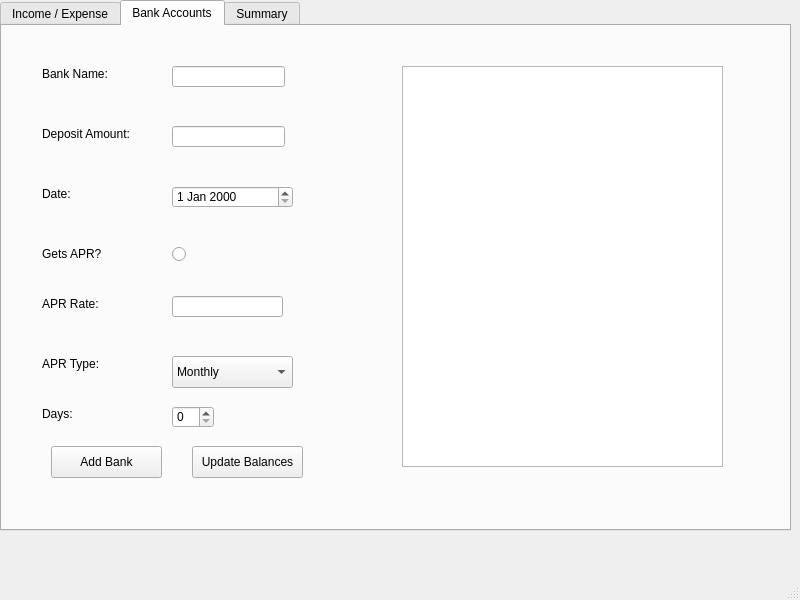
This is form.ui in Devel-ash/Expense-tracker as Qt 5 draws it before an edit. The edited form follows.
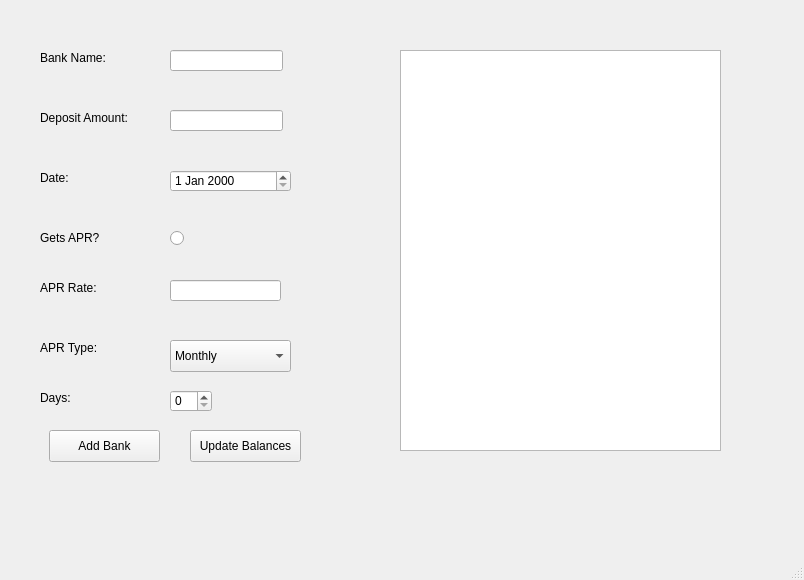
This is the edited form. The open tabs and pages were chosen to show the change.

Commit message: named all objects and changed tab system

Patch:
```diff
--- a/form.ui
+++ b/form.ui
@@ -6,31 +6,28 @@
    <rect>
     <x>0</x>
     <y>0</y>
-    <width>800</width>
-    <height>600</height>
+    <width>804</width>
+    <height>580</height>
    </rect>
   </property>
   <property name="windowTitle">
    <string>MainWindow</string>
   </property>
   <widget class="QWidget" name="centralwidget">
-   <widget class="QTabWidget" name="tabWidget">
+   <widget class="QStackedWidget" name="stackedWidget">
     <property name="geometry">
      <rect>
       <x>0</x>
       <y>0</y>
-      <width>791</width>
-      <height>531</height>
+      <width>801</width>
+      <height>511</height>
      </rect>
     </property>
     <property name="currentIndex">
      <number>0</number>
     </property>
-    <widget class="QWidget" name="tab">
-     <attribute name="title">
-      <string>Income / Expense</string>
-     </attribute>
-     <widget class="QPushButton" name="pushButton_5">
+    <widget class="QWidget" name="income_expense">
+     <widget class="QLabel" name="amount_label">
       <property name="geometry">
        <rect>
         <x>170</x>
@@ -168,68 +165,33 @@
        </rect>
       </property>
      </widget>
-    </widget>
-    <widget class="QWidget" name="tab_2">
-     <attribute name="title">
-      <string>Bank Accounts</string>
-     </attribute>
-     <widget class="QLabel" name="label">
+     <widget class="QComboBox" name="necessity_choose_field">
       <property name="geometry">
        <rect>
-        <x>40</x>
-        <y>40</y>
-        <width>81</width>
-        <height>16</height>
-       </rect>
-      </property>
-      <property name="text">
-       <string>Bank Name:</string>
-      </property>
-     </widget>
-     <widget class="QLabel" name="label_2">
-      <property name="geometry">
-       <rect>
-        <x>40</x>
-        <y>100</y>
+        <x>130</x>
+        <y>290</y>
         <width>111</width>
-        <height>16</height>
+        <height>41</height>
        </rect>
       </property>
-      <property name="text">
-       <string>Deposit Amount:</string>
-      </property>
+      <item>
+       <property name="text">
+        <string>Yes</string>
+       </property>
+      </item>
+      <item>
+       <property name="text">
+        <string>No</string>
+       </property>
+      </item>
      </widget>
-     <widget class="QLabel" name="label_3">
+    </widget>
+    <widget class="QWidget" name="bank_account">
+     <widget class="QLabel" name="apr_label">
       <property name="geometry">
        <rect>
         <x>40</x>
-        <y>160</y>
-        <width>58</width>
-        <height>16</height>
-       </rect>
-      </property>
-      <property name="text">
-       <string>Date:</string>
-      </property>
-     </widget>
-     <widget class="QLabel" name="label_4">
-      <property name="geometry">
-       <rect>
-        <x>40</x>
-        <y>220</y>
-        <width>71</width>
-        <height>16</height>
-       </rect>
-      </property>
-      <property name="text">
-       <string>Gets APR?</string>
-      </property>
-     </widget>
-     <widget class="QLabel" name="label_5">
-      <property name="geometry">
-       <rect>
-        <x>40</x>
-        <y>270</y>
+        <y>280</y>
         <width>81</width>
         <height>16</height>
        </rect>
@@ -238,50 +200,37 @@
        <string>APR Rate:</string>
       </property>
      </widget>
-     <widget class="QLabel" name="label_6">
+     <widget class="QLabel" name="date_label_2">
       <property name="geometry">
        <rect>
         <x>40</x>
-        <y>330</y>
-        <width>71</width>
-        <height>16</height>
-       </rect>
-      </property>
-      <property name="text">
-       <string>APR Type:</string>
-      </property>
-     </widget>
-     <widget class="QLabel" name="label_7">
-      <property name="geometry">
-       <rect>
-        <x>40</x>
-        <y>380</y>
+        <y>170</y>
         <width>58</width>
         <height>16</height>
        </rect>
       </property>
       <property name="text">
-       <string>Days:</string>
+       <string>Date:</string>
       </property>
      </widget>
-     <widget class="QPushButton" name="pushButton">
+     <widget class="QLabel" name="deposit_amount_label">
       <property name="geometry">
        <rect>
-        <x>49</x>
-        <y>420</y>
+        <x>40</x>
+        <y>110</y>
         <width>111</width>
-        <height>32</height>
+        <height>16</height>
        </rect>
       </property>
       <property name="text">
-       <string>Add Bank</string>
+       <string>Deposit Amount:</string>
       </property>
      </widget>
-     <widget class="QPushButton" name="pushButton_2">
+     <widget class="QPushButton" name="update_balances_button">
       <property name="geometry">
        <rect>
         <x>190</x>
-        <y>420</y>
+        <y>430</y>
         <width>111</width>
         <height>32</height>
        </rect>
@@ -290,51 +239,34 @@
        <string>Update Balances</string>
       </property>
      </widget>
-     <widget class="QLineEdit" name="lineEdit">
+     <widget class="QLabel" name="gets_apr_label">
       <property name="geometry">
        <rect>
-        <x>170</x>
-        <y>40</y>
-        <width>113</width>
-        <height>21</height>
+        <x>40</x>
+        <y>230</y>
+        <width>71</width>
+        <height>16</height>
        </rect>
       </property>
+      <property name="text">
+       <string>Gets APR?</string>
+      </property>
      </widget>
-     <widget class="QLineEdit" name="lineEdit_2">
+     <widget class="QLineEdit" name="bank_name_entry_field">
       <property name="geometry">
        <rect>
         <x>170</x>
-        <y>100</y>
+        <y>50</y>
         <width>113</width>
         <height>21</height>
        </rect>
       </property>
      </widget>
-     <widget class="QLineEdit" name="lineEdit_4">
+     <widget class="QComboBox" name="apr_choose_field">
       <property name="geometry">
        <rect>
         <x>170</x>
-        <y>270</y>
-        <width>111</width>
-        <height>21</height>
-       </rect>
-      </property>
-     </widget>
-     <widget class="QDateEdit" name="dateEdit">
-      <property name="geometry">
-       <rect>
-        <x>170</x>
-        <y>160</y>
-        <width>121</width>
-        <height>22</height>
-       </rect>
-      </property>
-     </widget>
-     <widget class="QComboBox" name="comboBox">
-      <property name="geometry">
-       <rect>
-        <x>170</x>
-        <y>330</y>
+        <y>340</y>
         <width>121</width>
         <height>32</height>
        </rect>
@@ -350,45 +282,124 @@
        </property>
       </item>
      </widget>
-     <widget class="QSpinBox" name="spinBox">
+     <widget class="QLabel" name="apr_type_label">
       <property name="geometry">
        <rect>
+        <x>40</x>
+        <y>340</y>
+        <width>71</width>
+        <height>16</height>
+       </rect>
+      </property>
+      <property name="text">
+       <string>APR Type:</string>
+      </property>
+     </widget>
+     <widget class="QLineEdit" name="deposit_amount_entry_field">
+      <property name="geometry">
+       <rect>
         <x>170</x>
-        <y>380</y>
+        <y>110</y>
+        <width>113</width>
+        <height>21</height>
+       </rect>
+      </property>
+     </widget>
+     <widget class="QLabel" name="days_label">
+      <property name="geometry">
+       <rect>
+        <x>40</x>
+        <y>390</y>
+        <width>58</width>
+        <height>16</height>
+       </rect>
+      </property>
+      <property name="text">
+       <string>Days:</string>
+      </property>
+     </widget>
+     <widget class="QSpinBox" name="days_spinbox">
+      <property name="geometry">
+       <rect>
+        <x>170</x>
+        <y>390</y>
         <width>42</width>
         <height>22</height>
        </rect>
       </property>
      </widget>
-     <widget class="QTableView" name="tableView">
+     <widget class="QPushButton" name="add_bank_button">
+      <property name="geometry">
+       <rect>
+        <x>49</x>
+        <y>430</y>
+        <width>111</width>
+        <height>32</height>
+       </rect>
+      </property>
+      <property name="text">
+       <string>Add Bank</string>
+      </property>
+     </widget>
+     <widget class="QDateEdit" name="date_selector_bank">
+      <property name="geometry">
+       <rect>
+        <x>170</x>
+        <y>170</y>
+        <width>121</width>
+        <height>22</height>
+       </rect>
+      </property>
+     </widget>
+     <widget class="QLabel" name="bank_name_label">
+      <property name="geometry">
+       <rect>
+        <x>40</x>
+        <y>50</y>
+        <width>81</width>
+        <height>16</height>
+       </rect>
+      </property>
+      <property name="text">
+       <string>Bank Name:</string>
+      </property>
+     </widget>
+     <widget class="QRadioButton" name="apr_radio_button">
+      <property name="geometry">
+       <rect>
+        <x>170</x>
+        <y>230</y>
+        <width>21</width>
+        <height>16</height>
+       </rect>
+      </property>
+      <property name="text">
+       <string/>
+      </property>
+     </widget>
+     <widget class="QTableView" name="tableView_6">
       <property name="geometry">
        <rect>
         <x>400</x>
-        <y>40</y>
+        <y>50</y>
         <width>321</width>
         <height>401</height>
        </rect>
       </property>
      </widget>
-     <widget class="QRadioButton" name="radioButton">
+     <widget class="QLineEdit" name="apr_rate_entry_field">
       <property name="geometry">
        <rect>
         <x>170</x>
-        <y>220</y>
-        <width>21</width>
-        <height>16</height>
+        <y>280</y>
+        <width>111</width>
+        <height>21</height>
        </rect>
       </property>
-      <property name="text">
-       <string/>
-      </property>
      </widget>
     </widget>
-    <widget class="QWidget" name="tab_3">
-     <attribute name="title">
-      <string>Summary</string>
-     </attribute>
-     <widget class="QLabel" name="label_8">
+    <widget class="QWidget" name="summary">
+     <widget class="QLabel" name="summary_label">
       <property name="geometry">
        <rect>
         <x>290</x>
```
Left out of the diff: 198 changed lines with no effect on the pictures. The commit also changes 1 other file.
